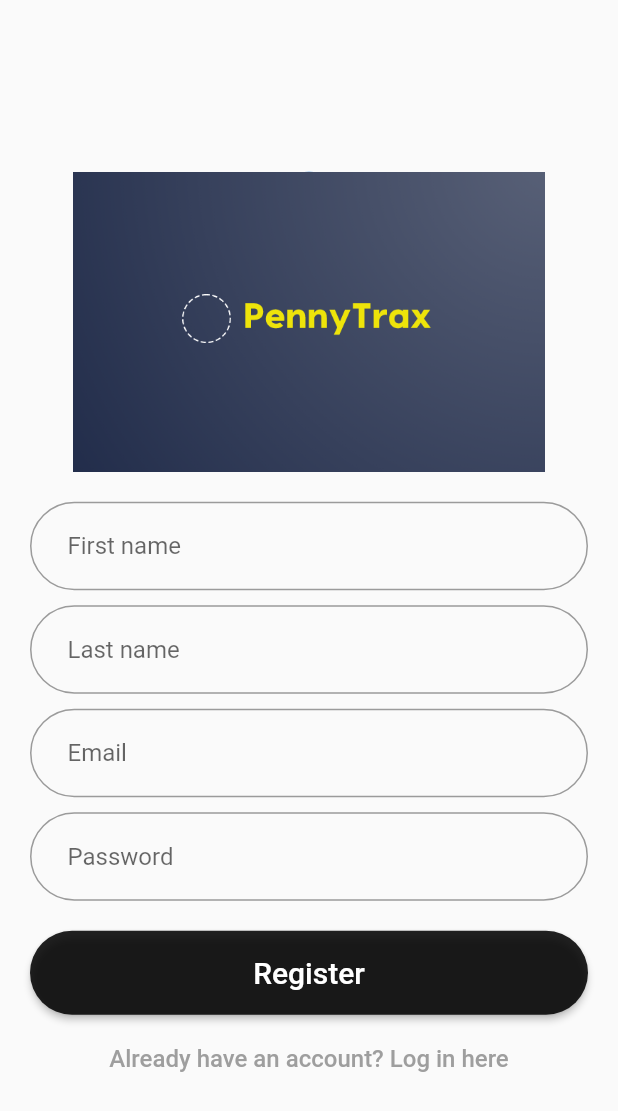
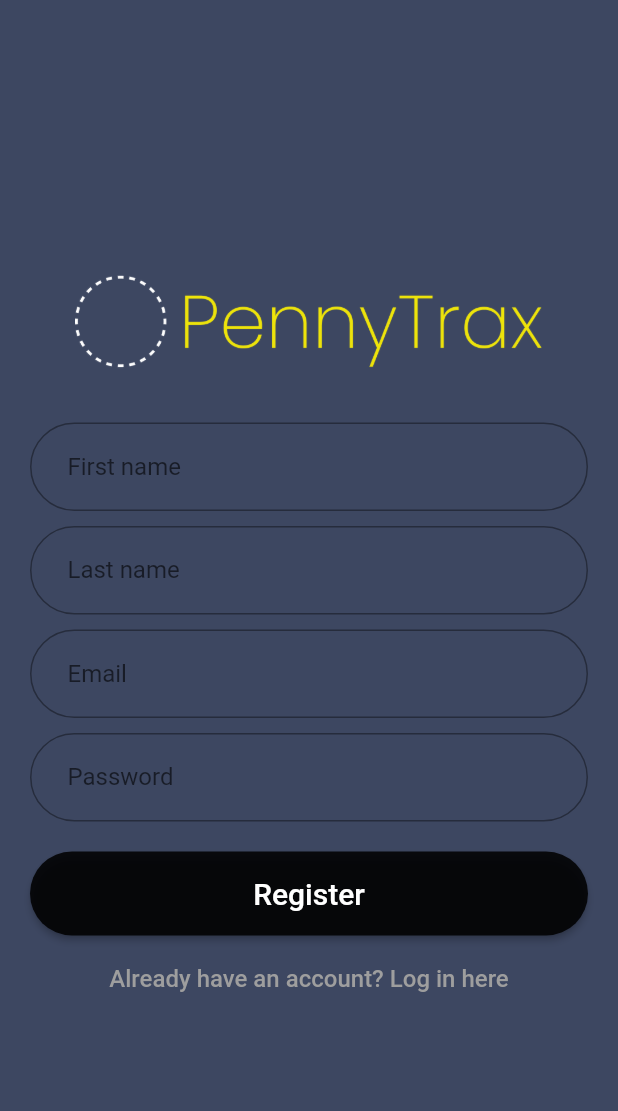
Before and after one commit to BYUCS452F2021/PennyTrax, a Flutter app: the screen it shows after launch, after a tap on an icon or button, on a phone screen of 412 x 824 dp. Shown: the top 1111 px of the screen. Run offline on Flutter 3.47's test engine with Material 2 defaults, Android fonts, the phone set to English and light mode, and no system bars.

Commit message:
Update login and register page logo

```diff
--- a/frontend/lib/view/login_page.dart
+++ b/frontend/lib/view/login_page.dart
@@ -16,14 +16,13 @@ class _LoginPageState extends State<LoginPage> {
   @override
   Widget build(BuildContext context) {
     final logo = Padding(
-      padding: EdgeInsets.all(20),
-      child: Hero(
-          tag: 'hero',
-          child: CircleAvatar(
-            radius: 100.0,
-            child: Image.asset('assets/PennyTrax.png'),
-          )),
+      padding: EdgeInsets.all(30),
+      child: Image.asset(
+        'assets/PennyTraxLogo.png',
+        fit: BoxFit.cover,
+      ),
     );
+
     final inputEmail = Padding(
       padding: EdgeInsets.only(bottom: 10),
       child: TextField(
@@ -89,6 +88,7 @@ class _LoginPageState extends State<LoginPage> {
           ],
         ),
       ),
+      backgroundColor: const Color(0xff3d4761),
     ));
   }
 
--- a/frontend/lib/view/register_page.dart
+++ b/frontend/lib/view/register_page.dart
@@ -19,13 +19,11 @@ class _RegisterPageState extends State<RegisterPage> {
   @override
   Widget build(BuildContext context) {
     final logo = Padding(
-      padding: EdgeInsets.all(20),
-      child: Hero(
-          tag: 'hero',
-          child: CircleAvatar(
-            radius: 100.0,
-            child: Image.asset('assets/PennyTrax.png'),
-          )),
+      padding: EdgeInsets.all(30),
+      child: Image.asset(
+        'assets/PennyTraxLogo.png',
+        fit: BoxFit.cover,
+      ),
     );
 
     final inputFirstName = Padding(
@@ -125,7 +123,9 @@ class _RegisterPageState extends State<RegisterPage> {
             ],
           ),
         ),
-    ));
+        backgroundColor: const Color(0xff3d4761),
+      ),
+    );
   }
 
   void registerUser() {
```
Also changed, not shown: frontend/pubspec.yaml (+53 -55 lines), frontend/assets/PennyTraxLogo.png (added). Lines whose indentation alone changed are shown as unchanged.
